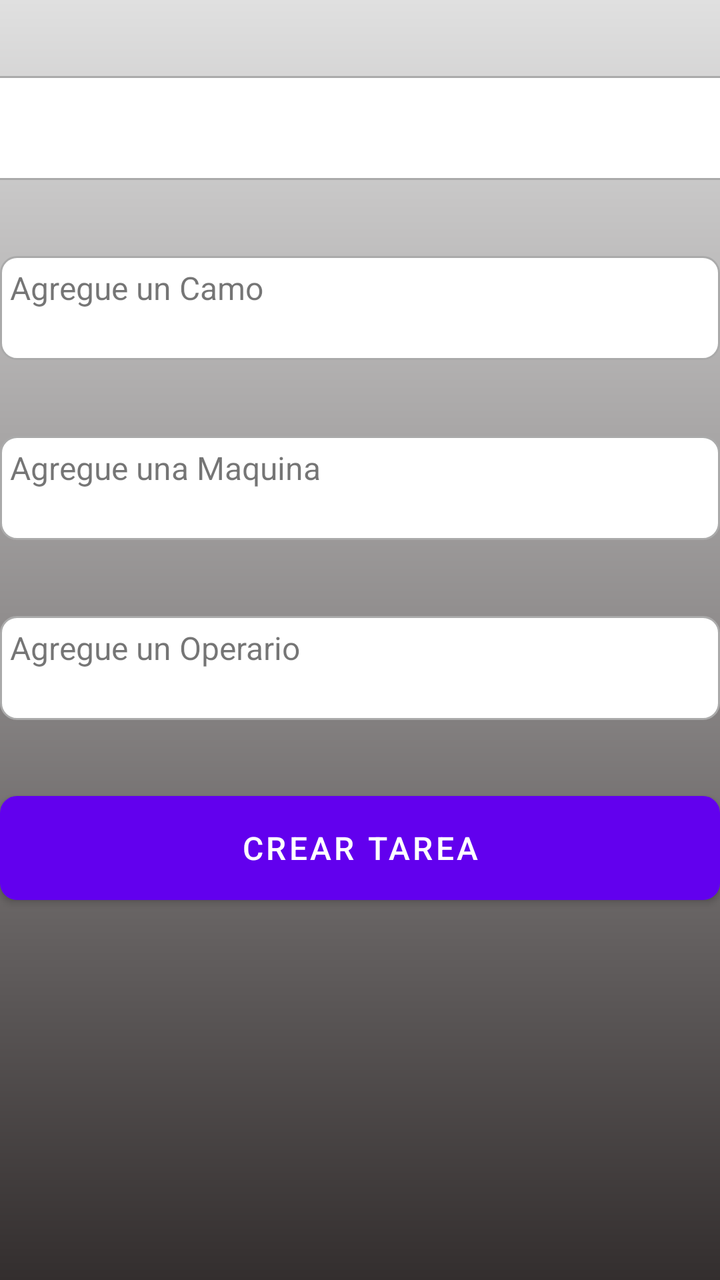
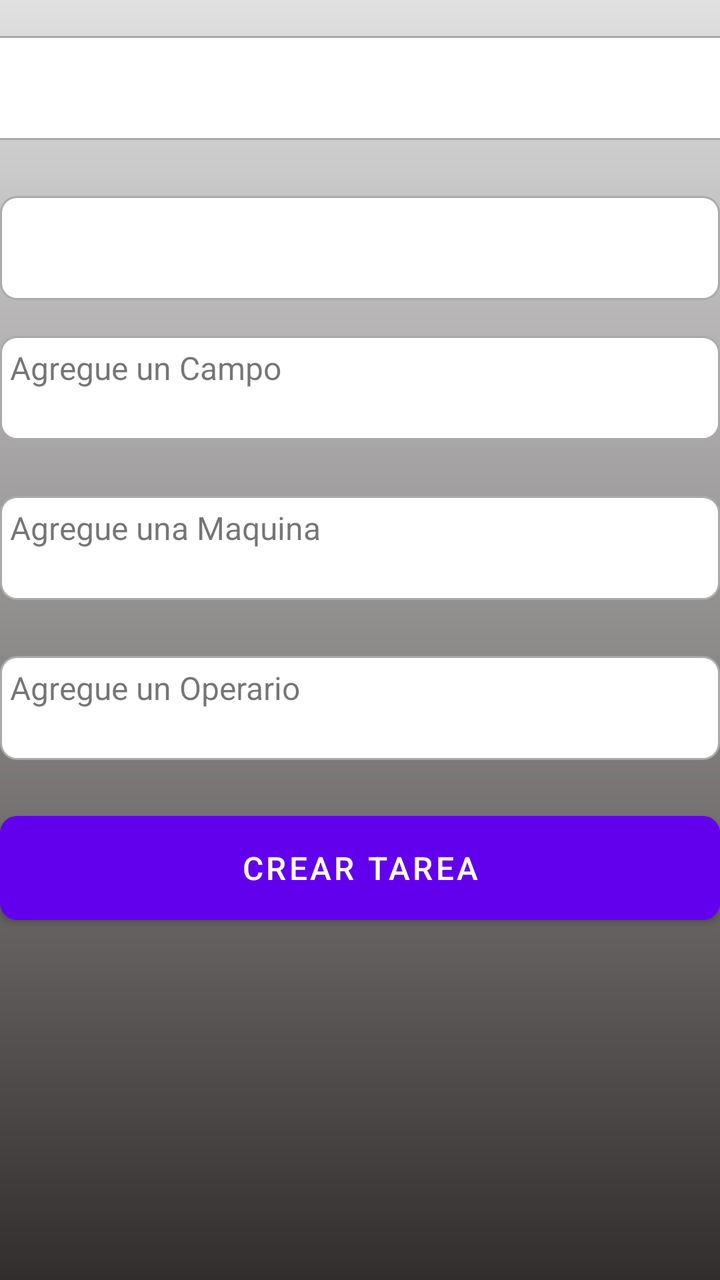

Before-and-after screenshots of an Android layout around one commit, followed by the original layout XML and the change that was made.
<!-- AndroidManifest.xml: application theme Theme.AgroTiliApp -->
<!-- res/layout/fragment_crear_tarea.xml -->
<?xml version="1.0" encoding="utf-8"?>
<FrameLayout xmlns:android="http://schemas.android.com/apk/res/android"
    xmlns:app="http://schemas.android.com/apk/res-auto"
    xmlns:tools="http://schemas.android.com/tools"
    android:layout_width="match_parent"
    android:layout_height="match_parent"
    tools:context=".ui.tareas.crearTarea.CrearTareaFragment">

    <androidx.constraintlayout.widget.ConstraintLayout
        android:layout_width="match_parent"
        android:layout_height="match_parent"
        android:background="@drawable/fondo"
        app:cardBackgroundColor="#88121449 "
        app:cardCornerRadius="15dp"
        app:cardElevation="10dp"
        app:contentPadding="10dp">

        <Spinner
            android:id="@+id/spinner"
            android:layout_width="409dp"
            android:layout_height="52dp"
            android:layout_marginTop="38dp"
            android:textSize="16sp"
            android:background="@drawable/editext_borde"
            android:padding="5dp"
            app:layout_constraintEnd_toEndOf="parent"
            app:layout_constraintStart_toStartOf="parent"
            app:layout_constraintTop_toTopOf="parent" />

        <TextView
            android:id="@+id/tvCampoCrearTarea"
            android:layout_width="match_parent"
            android:layout_height="52dp"
            android:text="Agregue un Camo"
            android:layout_marginTop="38dp"
            android:textSize="16sp"
            android:background="@drawable/editext_borde"
            android:padding="5dp"
            app:layout_constraintEnd_toEndOf="parent"
            app:layout_constraintStart_toStartOf="parent"
            app:layout_constraintTop_toBottomOf="@+id/spinner" />

        <TextView
            android:id="@+id/tvMaquinaCrearTarea"
            android:layout_width="match_parent"
            android:layout_height="52dp"
            android:text="Agregue una Maquina"
            android:layout_marginTop="38dp"
            android:textSize="16sp"
            android:background="@drawable/editext_borde"
            android:padding="5dp"
            app:layout_constraintEnd_toEndOf="parent"
            app:layout_constraintStart_toStartOf="parent"
            app:layout_constraintTop_toBottomOf="@+id/tvCampoCrearTarea" />

        <TextView
            android:id="@+id/tvEmpleadoCrearTarea"
            android:layout_width="match_parent"
            android:layout_height="52dp"
            android:text="Agregue un Operario"
            android:layout_marginTop="38dp"
            android:textSize="16sp"
            android:background="@drawable/editext_borde"
            android:padding="5dp"
            app:layout_constraintEnd_toEndOf="parent"
            app:layout_constraintStart_toStartOf="parent"
            app:layout_constraintTop_toBottomOf="@+id/tvMaquinaCrearTarea" />

        <Button
            android:id="@+id/button"
            android:layout_width="match_parent"
            android:layout_height="52dp"
            android:text="Crear tarea"
            android:layout_marginTop="38dp"
            android:textSize="16sp"
            android:background="@drawable/editext_borde"
            android:padding="5dp"
            app:layout_constraintEnd_toEndOf="parent"
            app:layout_constraintStart_toStartOf="parent"
            app:layout_constraintTop_toBottomOf="@+id/tvEmpleadoCrearTarea" />
    </androidx.constraintlayout.widget.ConstraintLayout>
</FrameLayout>
<!-- resources referenced by this layout -->
<resources>
  <!-- drawable editext_borde (drawable) -->
  <?xml version="1.0" encoding="utf-8"?>
  <shape xmlns:android="http://schemas.android.com/apk/res/android"
      android:shape="rectangle">
  
      <solid android:color="@android:color/white" />
      <stroke
          android:width="1dp"
          android:color="@android:color/darker_gray" />
      <corners android:radius="8dp" />
  
  </shape>
  <!-- drawable fondo (drawable) -->
  <?xml version="1.0" encoding="utf-8"?>
  <shape xmlns:android="http://schemas.android.com/apk/res/android"
      android:shape="rectangle">
  
      <gradient
          android:type="linear"
          android:angle="270"
          android:startColor="#E0E0E0"
          android:centerColor="#8E8B8B"
          android:endColor="#332E2E"
          android:dither="true" />
  </shape>
  <style name="Theme.AgroTiliApp" parent="Theme.MaterialComponents.DayNight.DarkActionBar">
          
          <item name="colorPrimary">@color/purple_500</item>
          <item name="colorPrimaryVariant">@color/purple_700</item>
          <item name="colorOnPrimary">@color/white</item>
          
          <item name="colorSecondary">@color/teal_200</item>
          <item name="colorSecondaryVariant">@color/teal_700</item>
          <item name="colorOnSecondary">@color/black</item>
          
          <item name="android:statusBarColor">?attr/colorPrimaryVariant</item>
          
      </style>
  <color name="purple_500">#FF6200EE</color>
  <color name="purple_700">#FF3700B3</color>
  <color name="white">#FFFFFFFF</color>
  <color name="teal_200">#FF03DAC5</color>
  <color name="teal_700">#FF018786</color>
  <color name="black">#FF000000</color>
</resources>

<!-- the commit's change to res/layout/fragment_crear_tarea.xml (unified diff, before → after) -->
@@ -19,10 +19,10 @@
             android:id="@+id/spinner"
             android:layout_width="409dp"
             android:layout_height="52dp"
-            android:layout_marginTop="38dp"
-            android:textSize="16sp"
+            android:layout_marginTop="18dp"
             android:background="@drawable/editext_borde"
             android:padding="5dp"
+            android:textSize="16sp"
             app:layout_constraintEnd_toEndOf="parent"
             app:layout_constraintStart_toStartOf="parent"
             app:layout_constraintTop_toTopOf="parent" />
@@ -31,25 +31,27 @@
             android:id="@+id/tvCampoCrearTarea"
             android:layout_width="match_parent"
             android:layout_height="52dp"
-            android:text="Agregue un Camo"
-            android:layout_marginTop="38dp"
-            android:textSize="16sp"
+            android:layout_marginTop="18dp"
             android:background="@drawable/editext_borde"
             android:padding="5dp"
+            android:text="Agregue un Campo"
+            android:textSize="16sp"
             app:layout_constraintEnd_toEndOf="parent"
+            app:layout_constraintHorizontal_bias="0.0"
             app:layout_constraintStart_toStartOf="parent"
-            app:layout_constraintTop_toBottomOf="@+id/spinner" />
+            app:layout_constraintTop_toBottomOf="@+id/tvTareaCrearTarea" />
 
         <TextView
             android:id="@+id/tvMaquinaCrearTarea"
             android:layout_width="match_parent"
             android:layout_height="52dp"
-            android:text="Agregue una Maquina"
-            android:layout_marginTop="38dp"
-            android:textSize="16sp"
+            android:layout_marginTop="28dp"
             android:background="@drawable/editext_borde"
             android:padding="5dp"
+            android:text="Agregue una Maquina"
+            android:textSize="16sp"
             app:layout_constraintEnd_toEndOf="parent"
+            app:layout_constraintHorizontal_bias="0.0"
             app:layout_constraintStart_toStartOf="parent"
             app:layout_constraintTop_toBottomOf="@+id/tvCampoCrearTarea" />
 
@@ -57,12 +59,13 @@
             android:id="@+id/tvEmpleadoCrearTarea"
             android:layout_width="match_parent"
             android:layout_height="52dp"
-            android:text="Agregue un Operario"
-            android:layout_marginTop="38dp"
-            android:textSize="16sp"
+            android:layout_marginTop="28dp"
             android:background="@drawable/editext_borde"
             android:padding="5dp"
+            android:text="Agregue un Operario"
+            android:textSize="16sp"
             app:layout_constraintEnd_toEndOf="parent"
+            app:layout_constraintHorizontal_bias="0.0"
             app:layout_constraintStart_toStartOf="parent"
             app:layout_constraintTop_toBottomOf="@+id/tvMaquinaCrearTarea" />
 
@@ -70,13 +73,26 @@
             android:id="@+id/button"
             android:layout_width="match_parent"
             android:layout_height="52dp"
-            android:text="Crear tarea"
-            android:layout_marginTop="38dp"
-            android:textSize="16sp"
+            android:layout_marginTop="28dp"
             android:background="@drawable/editext_borde"
             android:padding="5dp"
+            android:text="Crear tarea"
+            android:textSize="16sp"
+            app:layout_constraintEnd_toEndOf="parent"
+            app:layout_constraintHorizontal_bias="1.0"
+            app:layout_constraintStart_toStartOf="parent"
+            app:layout_constraintTop_toBottomOf="@+id/tvEmpleadoCrearTarea" />
+
+        <TextView
+            android:id="@+id/tvTareaCrearTarea"
+            android:layout_width="match_parent"
+            android:layout_height="52dp"
+            android:layout_marginTop="28dp"
+            android:background="@drawable/editext_borde"
+            android:padding="5dp"
+            android:textSize="16sp"
             app:layout_constraintEnd_toEndOf="parent"
             app:layout_constraintStart_toStartOf="parent"
-            app:layout_constraintTop_toBottomOf="@+id/tvEmpleadoCrearTarea" />
+            app:layout_constraintTop_toBottomOf="@+id/spinner" />
     </androidx.constraintlayout.widget.ConstraintLayout>
 </FrameLayout>
